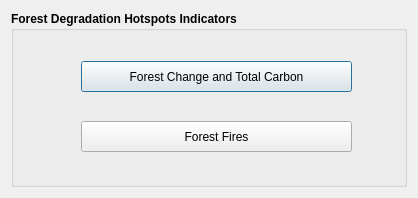
Above: LDMP/gui/DlgCalculateForest.ui from LocateIT/trends.earth before the change. Below: the same form after it.
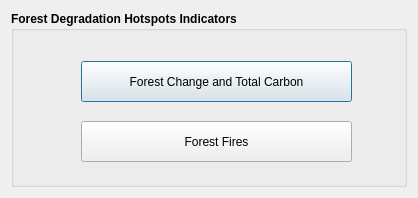
That is the form after the change.

What changed in the file:
```diff
--- a/LDMP/gui/DlgCalculateForest.ui
+++ b/LDMP/gui/DlgCalculateForest.ui
@@ -46,7 +46,7 @@
         <x>70</x>
         <y>50</y>
         <width>271</width>
-        <height>31</height>
+        <height>41</height>
        </rect>
       </property>
       <property name="font">
@@ -65,7 +65,7 @@
         <x>70</x>
         <y>110</y>
         <width>271</width>
-        <height>31</height>
+        <height>41</height>
        </rect>
       </property>
       <property name="font">
```
